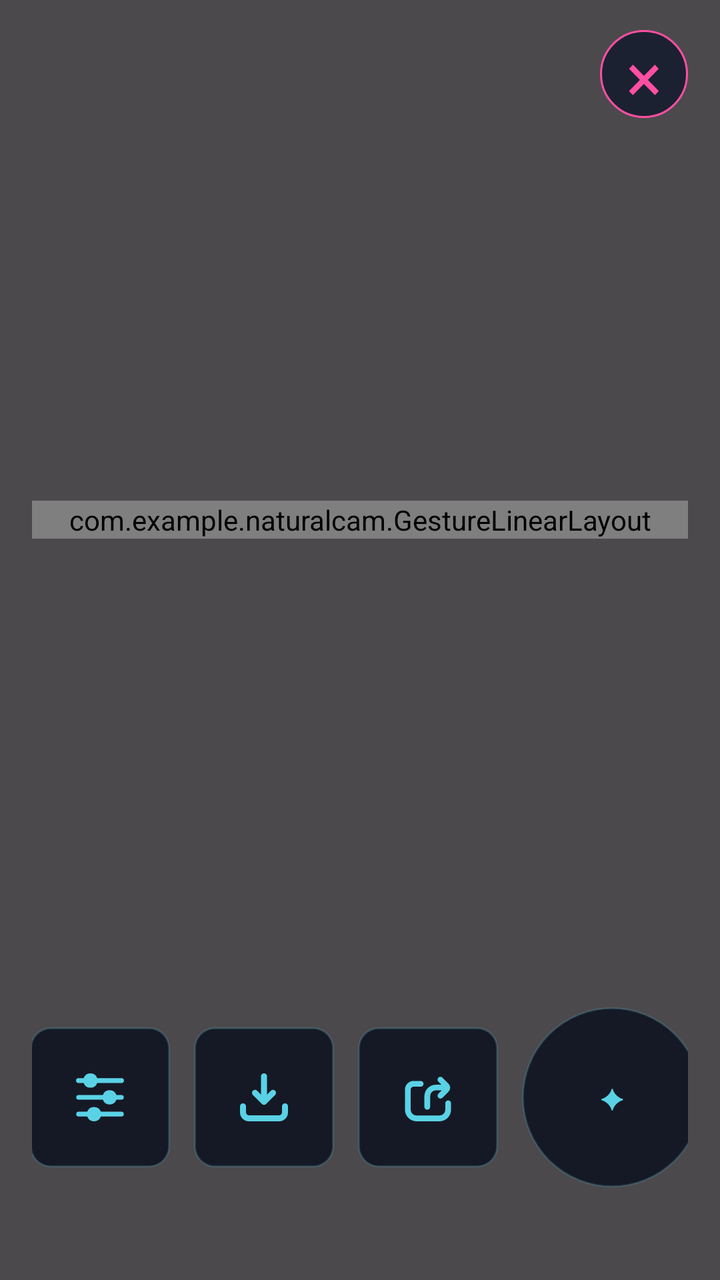
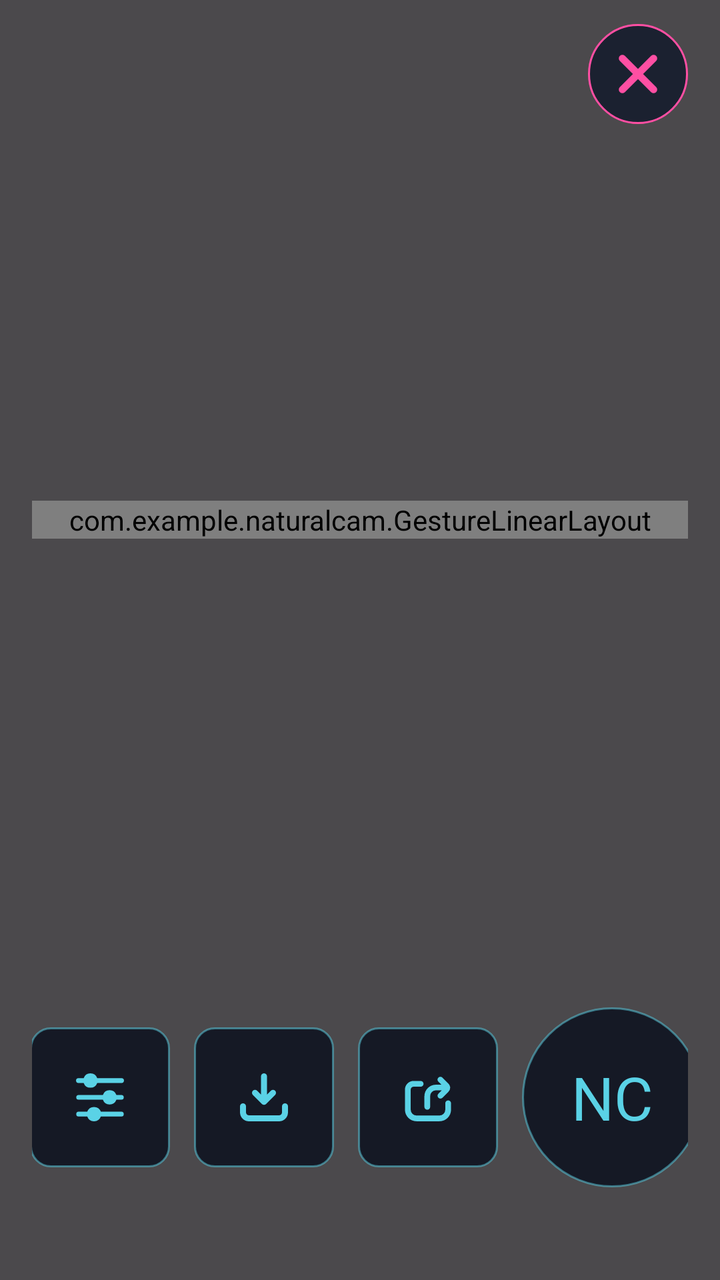

The first picture is an Android layout as it rendered before a commit; the second is the same layout after the commit. The layout source and the unified diff follow.
<!-- AndroidManifest.xml: application theme Theme.NaturalCam -->
<!-- res/layout/dialog_media_viewer.xml -->
<?xml version="1.0" encoding="utf-8"?>
<FrameLayout xmlns:android="http://schemas.android.com/apk/res/android"
    xmlns:app="http://schemas.android.com/apk/res-auto"
    android:id="@+id/viewerRoot"
    android:layout_width="match_parent"
    android:layout_height="match_parent"
    android:background="@android:color/transparent">

    <View
        android:layout_width="match_parent"
        android:layout_height="match_parent"
        android:background="@color/bg_viewer" />

    <LinearLayout
        android:layout_width="match_parent"
        android:layout_height="match_parent"
        android:orientation="vertical"
        android:paddingStart="16dp"
        android:paddingTop="12dp"
        android:paddingEnd="16dp"
        android:paddingBottom="18dp">

        <FrameLayout
            android:layout_width="match_parent"
            android:layout_height="50dp">

            <TextView
                android:id="@+id/viewerCloseButton"
                android:layout_width="44dp"
                android:layout_height="44dp"
                android:layout_gravity="end|center_vertical"
                android:background="@drawable/btn_close"
                android:clickable="true"
                android:contentDescription="@string/viewer_close"
                android:focusable="true"
                android:gravity="center"
                android:text="×"
                android:textColor="@color/failure_color"
                android:textSize="34sp" />
        </FrameLayout>

        <FrameLayout
            android:layout_width="match_parent"
            android:layout_height="0dp"
            android:layout_weight="1">

            <com.example.naturalcam.GestureLinearLayout
                android:id="@+id/viewerImageAndFilter"
                android:layout_width="match_parent"
                android:layout_height="wrap_content"
                android:layout_gravity="center"
                android:clickable="true"
                android:orientation="vertical">

                <ImageView
                    android:id="@+id/viewerImage"
                    android:layout_width="match_parent"
                    android:layout_height="wrap_content"
                    android:adjustViewBounds="true"
                    android:scaleType="fitCenter" />

                <LinearLayout
                    android:layout_width="match_parent"
                    android:layout_height="wrap_content"
                    android:layout_marginTop="10dp"
                    android:gravity="end"
                    android:orientation="horizontal">

                    <ImageButton
                        android:id="@+id/viewerFilterToggle"
                        android:layout_width="50dp"
                        android:layout_height="50dp"
                        android:background="@drawable/btn_look"
                        android:contentDescription="@string/viewer_filter_toggle"
                        android:gravity="center"
                        android:src="@drawable/ic_sparkles"
                        app:tint="@color/btn_selectable" />
                </LinearLayout>
            </com.example.naturalcam.GestureLinearLayout>

            <VideoView
                android:id="@+id/viewerVideo"
                android:layout_width="match_parent"
                android:layout_height="match_parent"
                android:visibility="gone" />
        </FrameLayout>

        <HorizontalScrollView
            android:id="@+id/viewerPresetScroll"
            android:layout_width="match_parent"
            android:layout_height="42dp"
            android:layout_marginBottom="4dp"
            android:fillViewport="false"
            android:overScrollMode="never"
            android:scrollbars="none"
            android:visibility="invisible" >

            <LinearLayout
                android:id="@+id/viewerPresetContainer"
                android:layout_width="wrap_content"
                android:layout_height="match_parent"
                android:gravity="center_vertical"
                android:orientation="horizontal" />

        </HorizontalScrollView>

        <LinearLayout
            android:layout_width="match_parent"
            android:layout_height="wrap_content"
            android:gravity="center"
            android:orientation="horizontal">



            <ImageButton
                android:id="@+id/viewerAdjustButton"
                style="@style/ViewerActionButton"
                android:background="@drawable/btn_gallery_mode"
                android:contentDescription="@string/viewer_adjust"
                android:src="@drawable/ic_adjust"
                app:tint="@color/btn_selectable" />

            <ImageButton
                android:id="@+id/viewerSaveButton"
                style="@style/ViewerActionButton"
                android:contentDescription="@string/viewer_save"
                android:src="@drawable/ic_download"
                app:tint="@color/btn_selectable" />

            <ImageButton
                android:id="@+id/viewerShareButton"
                style="@style/ViewerActionButton"
                android:contentDescription="@string/viewer_share"
                android:src="@drawable/ic_share"
                app:tint="@color/btn_selectable" />

            <TextView
                android:id="@+id/viewerLookButton"
                android:layout_width="90dp"
                android:layout_height="90dp"
                android:layout_marginStart="6dp"
                android:background="@drawable/btn_look"
                android:contentDescription="@string/viewer_looks"
                android:gravity="center"
                android:text="✦"
                android:textColor="@color/btn_selectable" />
        </LinearLayout>

        <TextView
            android:id="@+id/viewerInfo"
            android:layout_width="match_parent"
            android:layout_height="wrap_content"
            android:maxLines="2"
            android:paddingStart="4dp"
            android:paddingTop="12dp"
            android:paddingEnd="4dp"
            android:textColor="@color/text_primary"
            android:textSize="12sp" />
    </LinearLayout>
</FrameLayout>
<!-- resources referenced by this layout -->
<resources>
  <color name="bg_viewer">#B3000000</color>
  <color name="failure_color">#FFFF4FA3</color>
  <color name="text_primary">#FFEEEBDE</color>
  <!-- drawable btn_close (drawable) -->
  <?xml version="1.0" encoding="utf-8"?>
  <selector xmlns:android="http://schemas.android.com/apk/res/android">
      <item android:state_selected="true">
          <shape android:shape="oval">
              <solid android:color="#5AD2E6" />
          </shape>
      </item>
  
      <item>
          <shape android:shape="oval">
              <solid android:color="@color/card_secondary" />
              <stroke
                  android:width="1dp"
                  android:color="@color/failure_color" />
          </shape>
      </item>
  </selector>
  <!-- drawable btn_gallery_mode (drawable) -->
  <?xml version="1.0" encoding="utf-8"?>
  <selector xmlns:android="http://schemas.android.com/apk/res/android">
      <item android:state_selected="true">
          <shape android:shape="rectangle">
              <solid android:color="#5AD2E6" />
              <corners android:radius="10dp" />
          </shape>
      </item>
  
      <item>
          <shape android:shape="rectangle">
              <solid android:color="@color/card_color" />
              <corners android:radius="10dp" />
              <stroke
                  android:width="1dp"
                  android:color="#2D5AD2E6" />
          </shape>
      </item>
  </selector>
  <!-- drawable btn_look (drawable) -->
  <?xml version="1.0" encoding="utf-8"?>
  <selector xmlns:android="http://schemas.android.com/apk/res/android">
      <item android:state_selected="true">
          <shape android:shape="oval">
              <solid android:color="#5AD2E6" />
          </shape>
      </item>
  
      <item>
          <shape android:shape="oval">
              <solid android:color="@color/card_color" />
              <stroke
                  android:width="1dp"
                  android:color="#2D5AD2E6" />
          </shape>
      </item>
  </selector>
  <string name="viewer_adjust">Regola immagine</string>
  <string name="viewer_close">Chiudi visualizzatore</string>
  <string name="viewer_filter_toggle">Attiva o disattiva il preset</string>
  <string name="viewer_looks">Mostra preset colore</string>
  <string name="viewer_save">Salva immagine</string>
  <string name="viewer_share">Condividi immagine</string>
  <style name="ViewerActionButton">
          <item name="android:layout_width">70dp</item>
          <item name="android:layout_height">70dp</item>
          <item name="android:layout_marginStart">6dp</item>
          <item name="android:layout_marginEnd">6dp</item>
          <item name="android:background">@drawable/btn_gallery_mode</item>
          <item name="android:gravity">center</item>
          <item name="android:padding">0dp</item>
      </style>
  <style name="Theme.NaturalCam" parent="Base.Theme.NaturalCam" />
  <color name="card_secondary">#FF1B2130</color>
  <color name="card_color">#FF151925</color>
  <style name="Base.Theme.NaturalCam" parent="Theme.Material3.DayNight.NoActionBar">
          
          
      </style>
  <!-- unchanged entries left out for length: 4 -->
</resources>

<!-- the commit's change to res/layout/dialog_media_viewer.xml (unified diff, before → after) -->
@@ -22,21 +22,20 @@
 
         <FrameLayout
             android:layout_width="match_parent"
-            android:layout_height="50dp">
+            android:layout_height="wrap_content">
 
-            <TextView
+            <ImageButton
                 android:id="@+id/viewerCloseButton"
-                android:layout_width="44dp"
-                android:layout_height="44dp"
+                android:layout_width="50dp"
+                android:layout_height="50dp"
                 android:layout_gravity="end|center_vertical"
                 android:background="@drawable/btn_close"
                 android:clickable="true"
                 android:contentDescription="@string/viewer_close"
                 android:focusable="true"
                 android:gravity="center"
-                android:text="×"
-                android:textColor="@color/failure_color"
-                android:textSize="34sp" />
+                android:src="@drawable/ic_cross"
+                app:tint="@color/failure_color" />
         </FrameLayout>
 
         <FrameLayout
@@ -142,7 +141,8 @@
                 android:background="@drawable/btn_look"
                 android:contentDescription="@string/viewer_looks"
                 android:gravity="center"
-                android:text="✦"
+                android:text="@string/app_start_letters"
+                android:textSize="30sp"
                 android:textColor="@color/btn_selectable" />
         </LinearLayout>
 
<!-- resource entries referenced after the edit -->
@@ -37,7 +37,7 @@
               <corners android:radius="10dp" />
               <stroke
                   android:width="1dp"
-                  android:color="#2D5AD2E6" />
+                  android:color="@color/accent_color_brd" />
           </shape>
       </item>
   </selector>
@@ -55,10 +55,32 @@
               <solid android:color="@color/card_color" />
               <stroke
                   android:width="1dp"
-                  android:color="#2D5AD2E6" />
+                  android:color="@color/accent_color_brd" />
           </shape>
       </item>
   </selector>
+  <!-- drawable ic_cross (drawable) -->
+  <vector xmlns:android="http://schemas.android.com/apk/res/android"
+      android:width="24dp"
+      android:height="24dp"
+      android:viewportWidth="16"
+      android:viewportHeight="16">
+  
+      <group
+          android:pivotX="8"
+          android:pivotY="8"
+          android:scaleX="1.6"
+          android:scaleY="1.6">
+          <path
+              android:fillColor="#00000000"
+              android:pathData="m11.25,4.75 l-6.5,6.5m0,-6.5 l6.5,6.5"
+              android:strokeColor="#000000"
+              android:strokeLineCap="round"
+              android:strokeLineJoin="round"
+              android:strokeWidth="1.5"/>
+      </group>
+  </vector>
+  <string name="app_start_letters">NC</string>
   <string name="viewer_adjust">Regola immagine</string>
   <string name="viewer_close">Chiudi visualizzatore</string>
   <string name="viewer_filter_toggle">Attiva o disattiva il preset</string>
@@ -77,6 +99,7 @@
   <style name="Theme.NaturalCam" parent="Base.Theme.NaturalCam" />
   <color name="card_secondary">#FF1B2130</color>
   <color name="card_color">#FF151925</color>
+  <color name="accent_color_brd">#805AD2E6</color>
   <style name="Base.Theme.NaturalCam" parent="Theme.Material3.DayNight.NoActionBar">
           
           
